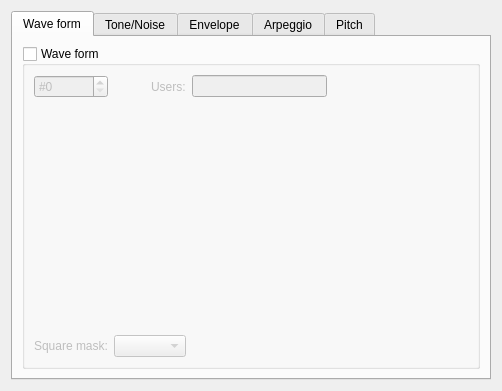
Old version of the form BambooTracker/gui/instrument_editor/instrument_editor_ssg_form.ui in the repository BambooTracker/BambooTracker.
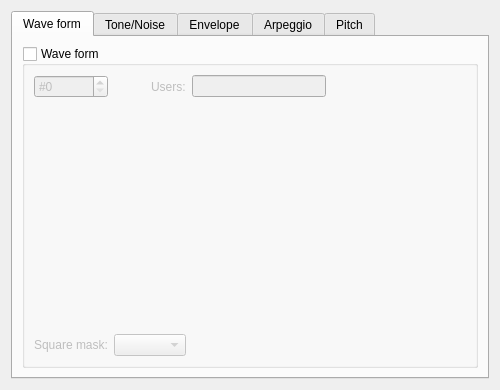
New version of the form. Custom widgets are drawn as their Qt base class.

The edit to the form file:
```diff
--- a/BambooTracker/gui/instrument_editor/instrument_editor_ssg_form.ui
+++ b/BambooTracker/gui/instrument_editor/instrument_editor_ssg_form.ui
@@ -6,8 +6,8 @@
    <rect>
     <x>0</x>
     <y>0</y>
-    <width>502</width>
-    <height>391</height>
+    <width>500</width>
+    <height>390</height>
    </rect>
   </property>
   <property name="windowTitle">
```
